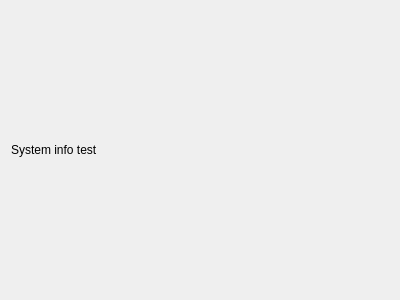
This is archcentral/ui/designer/sysinfo.ui in szabatoro/archcentral-thesis as Qt 5 draws it before an edit. The edited form follows.
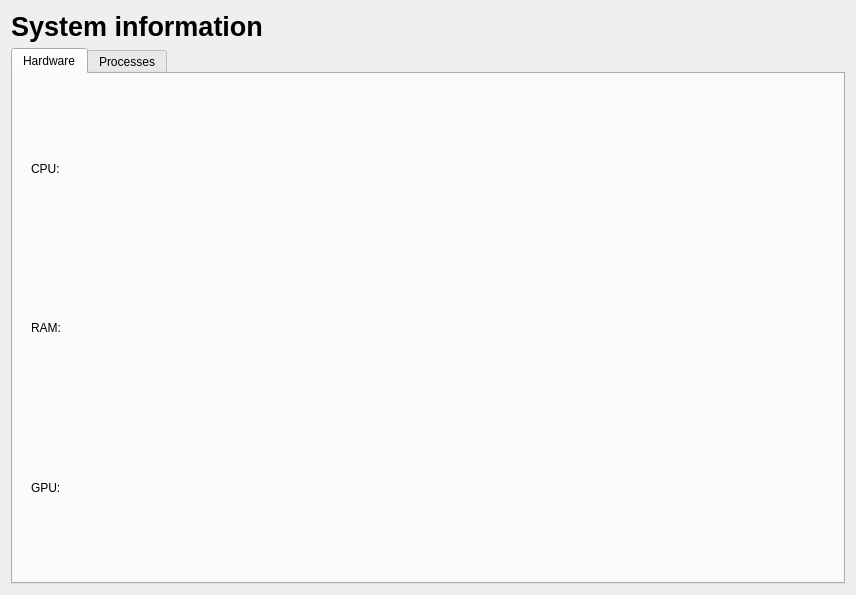
This is the edited form. Custom widgets are drawn as their Qt base class.

Commit message: replaced sysinfo placeholder with starting work on basic functionality

What changed in the file:
```diff
--- a/archcentral/ui/designer/sysinfo.ui
+++ b/archcentral/ui/designer/sysinfo.ui
@@ -6,8 +6,8 @@
    <rect>
     <x>0</x>
     <y>0</y>
-    <width>400</width>
-    <height>300</height>
+    <width>856</width>
+    <height>595</height>
    </rect>
   </property>
   <property name="windowTitle">
@@ -15,14 +15,113 @@
   </property>
   <layout class="QVBoxLayout" name="verticalLayout">
    <item>
-    <widget class="QLabel" name="label">
+    <widget class="QLabel" name="title">
+     <property name="minimumSize">
+      <size>
+       <width>0</width>
+       <height>0</height>
+      </size>
+     </property>
+     <property name="maximumSize">
+      <size>
+       <width>16777215</width>
+       <height>50</height>
+      </size>
+     </property>
+     <property name="font">
+      <font>
+       <pointsize>20</pointsize>
+       <bold>true</bold>
+      </font>
+     </property>
      <property name="text">
-      <string>System info test</string>
+      <string>System information</string>
      </property>
     </widget>
    </item>
+   <item>
+    <widget class="QTabWidget" name="content">
+     <property name="currentIndex">
+      <number>0</number>
+     </property>
+     <widget class="QWidget" name="hardware" native="true">
+      <attribute name="title">
+       <string>Hardware</string>
+      </attribute>
+      <layout class="QHBoxLayout" name="horizontalLayout">
+       <item>
+        <widget class="QWidget" name="info" native="true">
+         <layout class="QVBoxLayout" name="verticalLayout_3">
+          <item>
+           <widget class="QLabel" name="cpu_info">
+            <property name="text">
+             <string>CPU:</string>
+            </property>
+           </widget>
+          </item>
+          <item>
+           <widget class="QLabel" name="ram_info">
+            <property name="text">
+             <string>RAM:</string>
+            </property>
+           </widget>
+          </item>
+          <item>
+           <widget class="QLabel" name="gpu_info">
+            <property name="text">
+             <string>GPU:</string>
+            </property>
+           </widget>
+          </item>
+         </layout>
+        </widget>
+       </item>
+       <item>
+        <widget class="QWidget" name="monitors" native="true">
+         <layout class="QVBoxLayout" name="verticalLayout_2">
+          <item>
+           <widget class="CPUGraph" name="cpu_graph" native="true"/>
+          </item>
+          <item>
+           <widget class="RAMGraph" name="ram_graph" native="true"/>
+          </item>
+          <item>
+           <widget class="GPUGraph" name="gpu_graph" native="true"/>
+          </item>
+         </layout>
+        </widget>
+       </item>
+      </layout>
+     </widget>
+     <widget class="QWidget" name="processes">
+      <attribute name="title">
+       <string>Processes</string>
+      </attribute>
+     </widget>
+    </widget>
+   </item>
   </layout>
  </widget>
+ <customwidgets>
+  <customwidget>
+   <class>CPUGraph</class>
+   <extends>QWidget</extends>
+   <header>archcentral.ui.graph</header>
+   <container>1</container>
+  </customwidget>
+  <customwidget>
+   <class>GPUGraph</class>
+   <extends>QWidget</extends>
+   <header>archcentral.ui.graph</header>
+   <container>1</container>
+  </customwidget>
+  <customwidget>
+   <class>RAMGraph</class>
+   <extends>QWidget</extends>
+   <header>archcentral.ui.graph</header>
+   <container>1</container>
+  </customwidget>
+ </customwidgets>
  <resources/>
  <connections/>
 </ui>
```
The commit also changes 1 other file.
